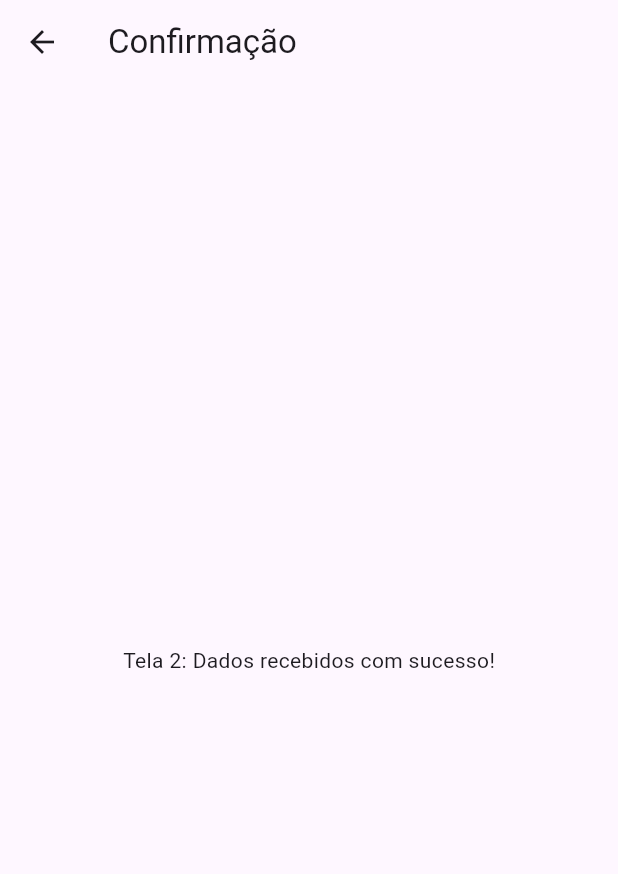
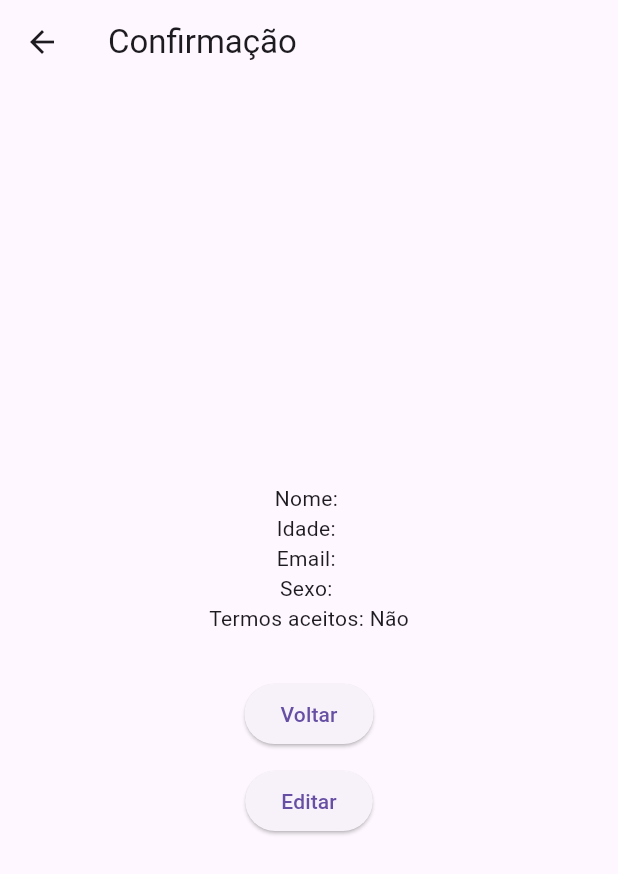
Before and after one commit to anthonytd2/DESENVOLVIMENTOMOBILE, a Flutter app: the TelaConfirmacao screen opened directly with empty values, on a phone screen of 412 x 824 dp. Shown: the top 874 px of the screen. Run offline on Flutter 3.47's test engine with Material 3 defaults, Android fonts, the phone set to English and light mode, and no system bars.

Commit message:
questão04

```diff
--- a/atividade02/lib/main.dart
+++ b/atividade02/lib/main.dart
@@ -195,8 +195,31 @@ class TelaConfirmacao extends StatelessWidget {
       appBar: AppBar(
         title: const Text("Confirmação"),
       ),
-      body: const Center(
-        child: Text("Tela 2: Dados recebidos com sucesso!"),
+      body: Center(
+        child: Column(
+          mainAxisAlignment: MainAxisAlignment.center,
+          children: [
+            Text("Nome: $nome"),
+            Text("Idade: $idade"),
+            Text("Email: $email"),
+            Text("Sexo: $sexo"),
+            Text("Termos aceitos: ${termosAceitos ? "Sim" : "Não"}"),
+            const SizedBox(height: 30),
+            ElevatedButton(
+              onPressed: () {
+                Navigator.pop(context);
+              },
+              child: const Text("Voltar"),
+            ),
+            const SizedBox(height: 10),
+            ElevatedButton(
+              onPressed: () {
+                Navigator.pop(context);
+              },
+              child: const Text("Editar"),
+            ),
+          ],
+        ),
       ),
     );
   }
```
